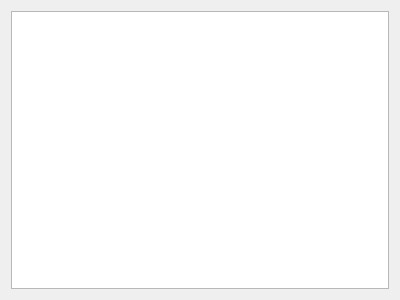
Qt form list_view.ui (PereBal/advanced-algorithms) before a commit.
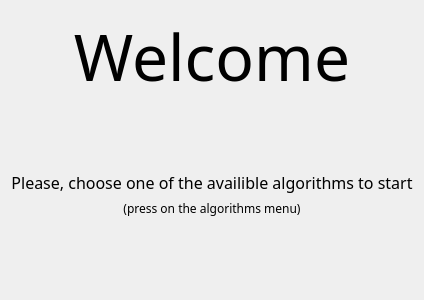
The same form after that commit.

The edit to the form file:
```diff
--- a/list_view.ui
+++ b/list_view.ui
@@ -15,7 +15,52 @@
   </property>
   <layout class="QGridLayout" name="gridLayout">
    <item row="0" column="0">
-    <widget class="QListWidget" name="contentListWidget"/>
+    <widget class="QLabel" name="label">
+     <property name="font">
+      <font>
+       <family>Akaash</family>
+       <pointsize>48</pointsize>
+      </font>
+     </property>
+     <property name="text">
+      <string>Welcome</string>
+     </property>
+     <property name="alignment">
+      <set>Qt::AlignBottom|Qt::AlignHCenter</set>
+     </property>
+    </widget>
+   </item>
+   <item row="1" column="0">
+    <widget class="QLabel" name="label_2">
+     <property name="font">
+      <font>
+       <family>Akaash</family>
+       <pointsize>12</pointsize>
+      </font>
+     </property>
+     <property name="text">
+      <string>Please, choose one of the availible algorithms to start</string>
+     </property>
+     <property name="alignment">
+      <set>Qt::AlignBottom|Qt::AlignHCenter</set>
+     </property>
+    </widget>
+   </item>
+   <item row="2" column="0">
+    <widget class="QLabel" name="label_3">
+     <property name="font">
+      <font>
+       <family>Akaash</family>
+       <pointsize>9</pointsize>
+      </font>
+     </property>
+     <property name="text">
+      <string>(press on the algorithms menu)</string>
+     </property>
+     <property name="alignment">
+      <set>Qt::AlignHCenter|Qt::AlignTop</set>
+     </property>
+    </widget>
    </item>
   </layout>
  </widget>
```
